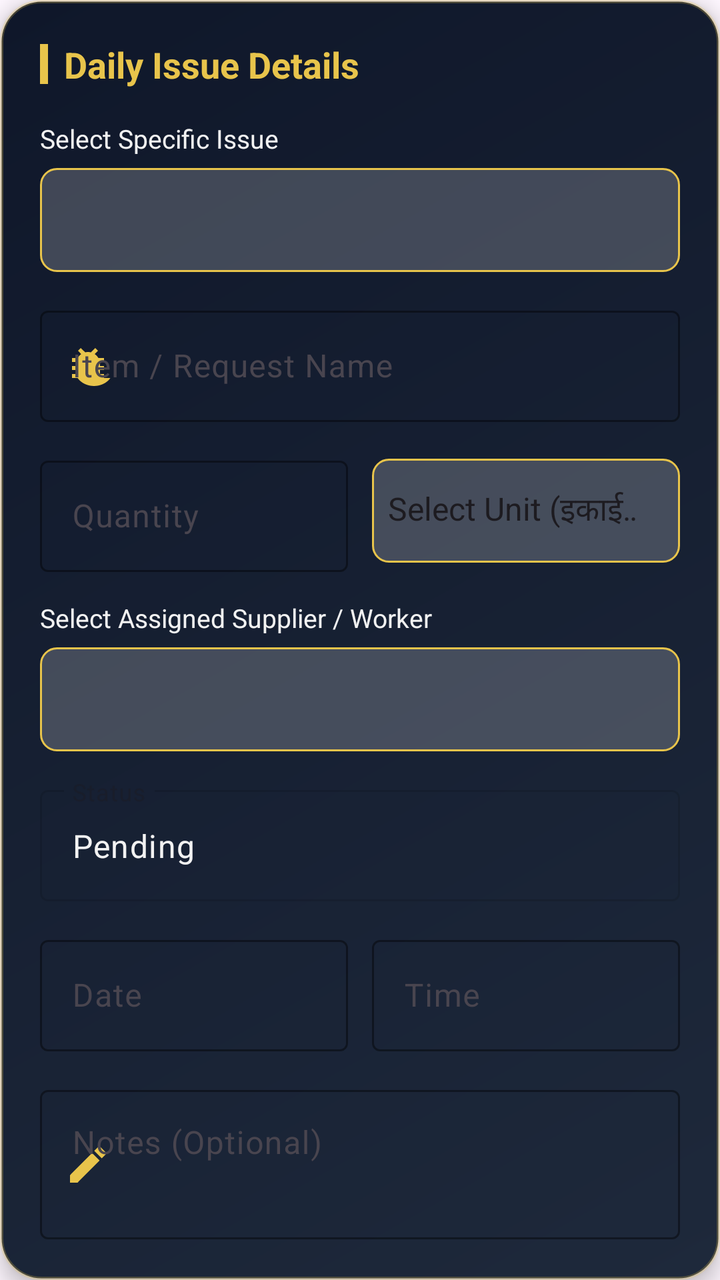
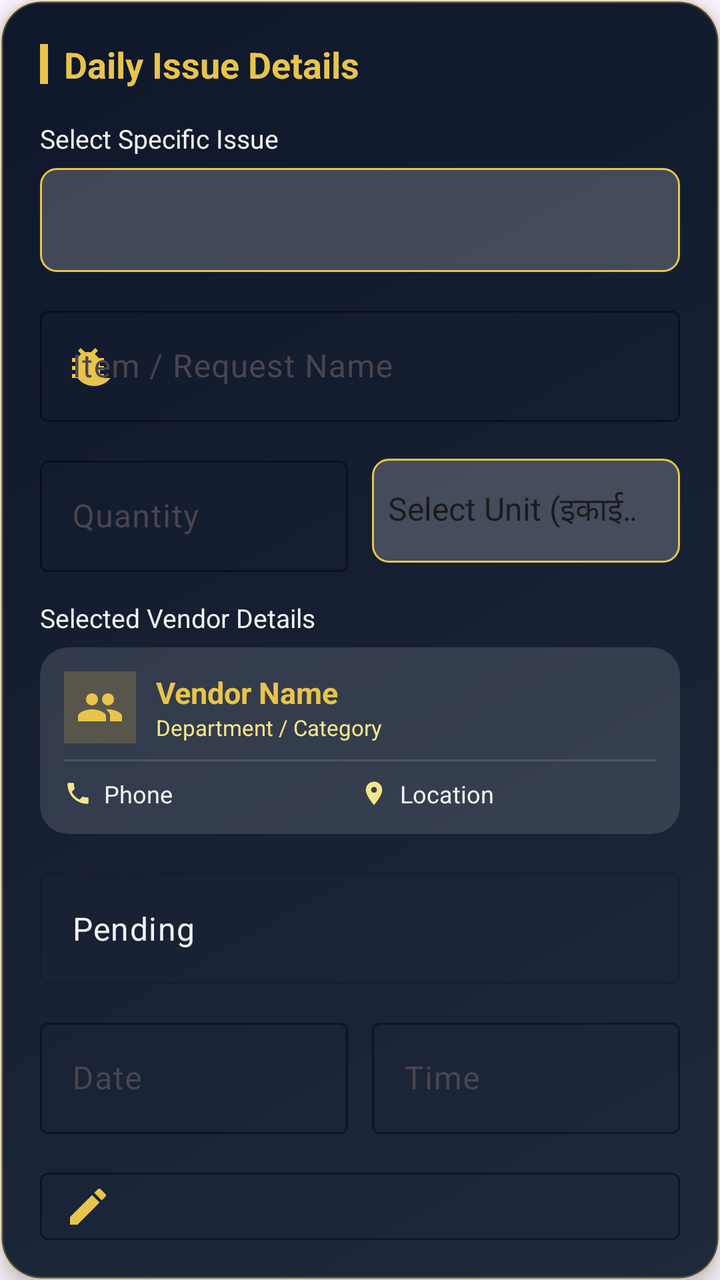

An Android layout rendered at two revisions. The XML below is the earlier revision; the diff shows what the commit changed to produce the second picture.
<!-- AndroidManifest.xml: application theme Theme.SevaSarthi -->
<!-- res/layout/dialog_daily_item_detail.xml -->
<?xml version="1.0" encoding="utf-8"?>
<androidx.cardview.widget.CardView xmlns:android="http://schemas.android.com/apk/res/android"
    xmlns:app="http://schemas.android.com/apk/res-auto"
    android:layout_width="match_parent"
    android:layout_height="wrap_content"
    app:cardBackgroundColor="@android:color/transparent"
    app:cardCornerRadius="20dp"
    app:cardElevation="6dp">

    <LinearLayout
        android:id="@+id/formLayout"
        android:layout_width="match_parent"
        android:layout_height="wrap_content"
        android:background="@drawable/card_bg_founder_header"
        android:orientation="vertical"
        android:padding="20dp">

        <LinearLayout
            android:layout_width="match_parent"
            android:layout_height="wrap_content"
            android:layout_marginBottom="16dp"
            android:gravity="center_vertical"
            android:orientation="horizontal">

            <View
                android:layout_width="4dp"
                android:layout_height="20dp"
                android:layout_marginEnd="8dp"
                android:background="@color/logo_gold" />

            <TextView
                android:id="@+id/tvFormTitle"
                android:layout_width="0dp"
                android:layout_height="wrap_content"
                android:layout_weight="1"
                android:text="Daily Issue Details"
                android:textColor="@color/logo_gold"
                android:textSize="18sp"
                android:textStyle="bold" />
        </LinearLayout>

        
        <TextView
            android:layout_width="wrap_content"
            android:layout_height="wrap_content"
            android:layout_marginBottom="6dp"
            android:text="Select Specific Issue"
            android:textColor="@color/logo_white"
            android:textSize="13sp" />

        <Spinner
            android:id="@+id/spinnerCategory"
            android:layout_width="match_parent"
            android:layout_height="52dp"
            android:background="@drawable/spinner_background"
            android:popupBackground="@drawable/spinner_dropdown_bg" />

        
        <com.google.android.material.textfield.TextInputLayout
            style="@style/Widget.Material3.TextInputLayout.OutlinedBox"
            android:layout_width="match_parent"
            android:layout_height="wrap_content"
            android:layout_marginTop="14dp"
            android:hint="Item / Request Name"
            app:boxStrokeColor="@color/logo_gold"
            app:hintTextColor="@color/logo_gold_light"
            app:startIconDrawable="@drawable/ic_issue"
            app:startIconTint="@color/logo_gold">

            <com.google.android.material.textfield.TextInputEditText
                android:id="@+id/etItemName"
                android:layout_width="match_parent"
                android:layout_height="wrap_content"
                android:textColor="@color/logo_white" />
        </com.google.android.material.textfield.TextInputLayout>

        
        <LinearLayout
            android:id="@+id/layoutWaterSupplyFields"
            android:layout_width="match_parent"
            android:layout_height="wrap_content"
            android:layout_marginTop="14dp"
            android:orientation="horizontal"
            android:visibility="gone">

            <com.google.android.material.textfield.TextInputLayout
                style="@style/Widget.Material3.TextInputLayout.OutlinedBox"
                android:layout_width="0dp"
                android:layout_height="wrap_content"
                android:layout_marginEnd="6dp"
                android:layout_weight="1"
                android:hint="Number of Days"
                app:boxStrokeColor="@color/logo_gold"
                app:hintTextColor="@color/logo_gold_light">

                <com.google.android.material.textfield.TextInputEditText
                    android:id="@+id/etNumberOfDays"
                    android:layout_width="match_parent"
                    android:layout_height="wrap_content"
                    android:inputType="number"
                    android:textColor="@color/logo_white" />
            </com.google.android.material.textfield.TextInputLayout>

            <com.google.android.material.textfield.TextInputLayout
                style="@style/Widget.Material3.TextInputLayout.OutlinedBox"
                android:layout_width="0dp"
                android:layout_height="wrap_content"
                android:layout_marginStart="6dp"
                android:layout_weight="1"
                android:hint="Items Per Day"
                app:boxStrokeColor="@color/logo_gold"
                app:hintTextColor="@color/logo_gold_light">

                <com.google.android.material.textfield.TextInputEditText
                    android:id="@+id/etItemsPerDay"
                    android:layout_width="match_parent"
                    android:layout_height="wrap_content"
                    android:inputType="number"
                    android:textColor="@color/logo_white" />
            </com.google.android.material.textfield.TextInputLayout>
        </LinearLayout>

        
        <LinearLayout
            android:layout_width="match_parent"
            android:layout_height="wrap_content"
            android:layout_marginTop="14dp"
            android:gravity="center_vertical"
            android:orientation="horizontal">

            <com.google.android.material.textfield.TextInputLayout
                style="@style/Widget.Material3.TextInputLayout.OutlinedBox"
                android:layout_width="0dp"
                android:layout_height="wrap_content"
                android:layout_marginEnd="6dp"
                android:layout_weight="1"
                android:hint="Quantity"
                app:boxStrokeColor="@color/logo_gold"
                app:hintTextColor="@color/logo_gold_light">

                <com.google.android.material.textfield.TextInputEditText
                    android:id="@+id/etQuantity"
                    android:layout_width="match_parent"
                    android:layout_height="wrap_content"
                    android:inputType="numberDecimal"
                    android:textColor="@color/logo_white" />
            </com.google.android.material.textfield.TextInputLayout>

            <Spinner
                android:id="@+id/spinnerUnit"
                android:layout_width="0dp"
                android:layout_height="52dp"
                android:layout_marginStart="6dp"
                android:layout_weight="1"
                android:background="@drawable/spinner_background"
                android:entries="@array/measurement_units"
                android:popupBackground="@drawable/spinner_dropdown_bg" />
        </LinearLayout>

        
        <TextView
            android:layout_width="wrap_content"
            android:layout_height="wrap_content"
            android:layout_marginTop="14dp"
            android:layout_marginBottom="6dp"
            android:text="Select Assigned Supplier / Worker"
            android:textColor="@color/logo_white"
            android:textSize="13sp" />

        <Spinner
            android:id="@+id/spinnerSupplier"
            android:layout_width="match_parent"
            android:layout_height="52dp"
            android:background="@drawable/spinner_background"
            android:popupBackground="@drawable/spinner_dropdown_bg" />

        
        <com.google.android.material.textfield.TextInputLayout
            style="@style/Widget.Material3.TextInputLayout.OutlinedBox"
            android:layout_width="match_parent"
            android:layout_height="wrap_content"
            android:layout_marginTop="14dp"
            android:enabled="false"
            android:hint="Status"
            app:boxStrokeColor="@color/logo_gold"
            app:hintTextColor="@color/logo_gold_light">

            <com.google.android.material.textfield.TextInputEditText
                android:id="@+id/etStatus"
                android:layout_width="match_parent"
                android:layout_height="wrap_content"
                android:editable="false"
                android:text="Pending"
                android:textColor="@color/logo_white" />
        </com.google.android.material.textfield.TextInputLayout>

        
        <LinearLayout
            android:layout_width="match_parent"
            android:layout_height="wrap_content"
            android:layout_marginTop="14dp"
            android:orientation="horizontal">

            <com.google.android.material.textfield.TextInputLayout
                style="@style/Widget.Material3.TextInputLayout.OutlinedBox"
                android:layout_width="0dp"
                android:layout_height="wrap_content"
                android:layout_marginEnd="6dp"
                android:layout_weight="1"
                android:hint="Date"
                app:boxStrokeColor="@color/logo_gold"
                app:hintTextColor="@color/logo_gold_light">

                <com.google.android.material.textfield.TextInputEditText
                    android:id="@+id/imgCalender"
                    android:layout_width="match_parent"
                    android:layout_height="wrap_content"
                    android:focusable="false"
                    android:textColor="@color/logo_white" />
            </com.google.android.material.textfield.TextInputLayout>

            <com.google.android.material.textfield.TextInputLayout
                style="@style/Widget.Material3.TextInputLayout.OutlinedBox"
                android:layout_width="0dp"
                android:layout_height="wrap_content"
                android:layout_marginStart="6dp"
                android:layout_weight="1"
                android:hint="Time"
                app:boxStrokeColor="@color/logo_gold"
                app:hintTextColor="@color/logo_gold_light">

                <com.google.android.material.textfield.TextInputEditText
                    android:id="@+id/etTime"
                    android:layout_width="match_parent"
                    android:layout_height="wrap_content"
                    android:focusable="false"
                    android:textColor="@color/logo_white" />
            </com.google.android.material.textfield.TextInputLayout>
        </LinearLayout>

        
        <com.google.android.material.textfield.TextInputLayout
            style="@style/Widget.Material3.TextInputLayout.OutlinedBox"
            android:layout_width="match_parent"
            android:layout_height="wrap_content"
            android:layout_marginTop="14dp"
            android:hint="Notes (Optional)"
            app:boxStrokeColor="@color/logo_gold"
            app:hintTextColor="@color/logo_gold_light"
            app:startIconDrawable="@drawable/ic_edit"
            app:startIconTint="@color/logo_gold">

            <com.google.android.material.textfield.TextInputEditText
                android:id="@+id/etNotes"
                android:layout_width="match_parent"
                android:layout_height="wrap_content"
                android:gravity="top"
                android:minLines="2"
                android:textColor="@color/logo_white" />
        </com.google.android.material.textfield.TextInputLayout>

        
        <LinearLayout
            android:layout_width="match_parent"
            android:layout_height="wrap_content"
            android:layout_marginTop="20dp"
            android:orientation="horizontal">

            <com.google.android.material.button.MaterialButton
                android:id="@+id/btnUpdateItem"
                android:layout_width="0dp"
                android:layout_height="52dp"
                android:layout_marginEnd="6dp"
                android:layout_weight="1"
                android:text="REGISTER DAILY ISSUE"
                android:textColor="@color/logo_dark_blue"
                android:textSize="14sp"
                android:textStyle="bold"
                app:backgroundTint="@color/logo_gold"
                app:cornerRadius="16dp"
                app:elevation="6dp" />

            <com.google.android.material.button.MaterialButton
                android:id="@+id/btnCloseItem"
                style="@style/Widget.Material3.Button.OutlinedButton"
                android:layout_width="0dp"
                android:layout_height="52dp"
                android:layout_marginStart="6dp"
                android:layout_weight="1"
                android:text="Close"
                android:textColor="@color/logo_white"
                android:textSize="14sp"
                app:cornerRadius="16dp"
                app:strokeColor="#40FFFFFF" />
        </LinearLayout>
    </LinearLayout>
</androidx.cardview.widget.CardView>
<!-- resources referenced by this layout -->
<resources>
  <color name="logo_dark_blue">#00093A</color>
  <color name="logo_gold">#E8C44B</color>
  <color name="logo_gold_light">#F5E58A</color>
  <color name="logo_white">#F2F2F2</color>
  <!-- drawable card_bg_founder_header (drawable) -->
  <?xml version="1.0" encoding="utf-8"?>
  <shape xmlns:android="http://schemas.android.com/apk/res/android"
      android:shape="rectangle">
      <gradient
          android:angle="135"
          android:endColor="#0F172A"
          android:startColor="#1E293B"
          android:type="linear" />
      <corners android:radius="20dp" />
      <stroke
          android:width="1.5dp"
          android:color="#40E8C44B" />
  </shape>
  <!-- drawable spinner_background (drawable) -->
  <?xml version="1.0" encoding="utf-8"?>
  <shape xmlns:android="http://schemas.android.com/apk/res/android">
      <solid android:color="#33FFFFFF" />
      <stroke
          android:width="1dp"
          android:color="@color/logo_gold" />
      <corners android:radius="8dp" />
  </shape>
  <!-- drawable spinner_dropdown_bg (drawable) -->
  <?xml version="1.0" encoding="utf-8"?>
  <shape xmlns:android="http://schemas.android.com/apk/res/android">
      <solid android:color="#1A2A5E" />
      <stroke
          android:width="1dp"
          android:color="@color/logo_gold" />
      <corners android:radius="8dp" />
  </shape>
  <color name="logo_orange">#F48A11</color>
  <style name="WindowAnimationTransition">
          <item name="android:activityOpenEnterAnimation">@anim/slide_in_right</item>
          <item name="android:activityOpenExitAnimation">@anim/slide_out_left</item>
          <item name="android:activityCloseEnterAnimation">@anim/slide_in_left</item>
          <item name="android:activityCloseExitAnimation">@anim/slide_out_right</item>
      </style>
  <!-- unchanged entries left out for length: 4 -->
</resources>

<!-- the commit's change to res/layout/dialog_daily_item_detail.xml (unified diff, before → after) -->
@@ -163,16 +163,111 @@
             android:layout_height="wrap_content"
             android:layout_marginTop="14dp"
             android:layout_marginBottom="6dp"
-            android:text="Select Assigned Supplier / Worker"
+            android:text="Selected Vendor Details"
             android:textColor="@color/logo_white"
             android:textSize="13sp" />
 
-        <Spinner
-            android:id="@+id/spinnerSupplier"
-            android:layout_width="match_parent"
-            android:layout_height="52dp"
-            android:background="@drawable/spinner_background"
-            android:popupBackground="@drawable/spinner_dropdown_bg" />
+        <androidx.cardview.widget.CardView
+            android:id="@+id/cardSelectedVendor"
+            android:layout_width="match_parent"
+            android:layout_height="wrap_content"
+            app:cardBackgroundColor="#20FFFFFF"
+            app:cardCornerRadius="14dp"
+            app:cardElevation="0dp">
+
+            <LinearLayout
+                android:layout_width="match_parent"
+                android:layout_height="wrap_content"
+                android:orientation="vertical"
+                android:padding="12dp">
+
+                <LinearLayout
+                    android:layout_width="match_parent"
+                    android:layout_height="wrap_content"
+                    android:gravity="center_vertical"
+                    android:orientation="horizontal">
+
+                    <ImageView
+                        android:layout_width="36dp"
+                        android:layout_height="36dp"
+                        android:background="#33E8C44B"
+                        android:padding="6dp"
+                        android:src="@drawable/ic_worker"
+                        app:tint="@color/logo_gold" />
+
+                    <LinearLayout
+                        android:layout_width="0dp"
+                        android:layout_height="wrap_content"
+                        android:layout_marginStart="10dp"
+                        android:layout_weight="1"
+                        android:orientation="vertical">
+
+                        <TextView
+                            android:id="@+id/tvVendorName"
+                            android:layout_width="wrap_content"
+                            android:layout_height="wrap_content"
+                            android:text="Vendor Name"
+                            android:textColor="@color/logo_gold"
+                            android:textSize="15sp"
+                            android:textStyle="bold" />
+
+                        <TextView
+                            android:id="@+id/tvVendorDepartment"
+                            android:layout_width="wrap_content"
+                            android:layout_height="wrap_content"
+                            android:text="Department / Category"
+                            android:textColor="@color/logo_gold_light"
+                            android:textSize="11sp" />
+                    </LinearLayout>
+                </LinearLayout>
+
+                <View
+                    android:layout_width="match_parent"
+                    android:layout_height="1dp"
+                    android:layout_marginVertical="8dp"
+                    android:background="#1EFFFFFF" />
+
+                <LinearLayout
+                    android:layout_width="match_parent"
+                    android:layout_height="wrap_content"
+                    android:gravity="center_vertical"
+                    android:orientation="horizontal">
+
+                    <ImageView
+                        android:layout_width="14dp"
+                        android:layout_height="14dp"
+                        android:layout_marginEnd="6dp"
+                        android:src="@drawable/ic_phone"
+                        app:tint="@color/logo_gold_light" />
+
+                    <TextView
+                        android:id="@+id/tvVendorPhone"
+                        android:layout_width="0dp"
+                        android:layout_height="wrap_content"
+                        android:layout_weight="1"
+                        android:text="Phone"
+                        android:textColor="@color/logo_white"
+                        android:textSize="12sp" />
+
+                    <ImageView
+                        android:layout_width="14dp"
+                        android:layout_height="14dp"
+                        android:layout_marginEnd="6dp"
+                        android:src="@drawable/ic_location"
+                        app:tint="@color/logo_gold_light" />
+
+                    <TextView
+                        android:id="@+id/tvVendorLocation"
+                        android:layout_width="0dp"
+                        android:layout_height="wrap_content"
+                        android:layout_weight="1"
+                        android:text="Location"
+                        android:textColor="@color/logo_white"
+                        android:textSize="12sp" />
+                </LinearLayout>
+
+            </LinearLayout>
+        </androidx.cardview.widget.CardView>
 
         
         <com.google.android.material.textfield.TextInputLayout
<!-- resource entries referenced after the edit -->
@@ -18,6 +18,39 @@
           android:width="1.5dp"
           android:color="#40E8C44B" />
   </shape>
+  <!-- drawable ic_location (drawable) -->
+  <?xml version="1.0" encoding="utf-8"?>
+  <vector xmlns:android="http://schemas.android.com/apk/res/android"
+      android:width="24dp"
+      android:height="24dp"
+      android:viewportWidth="24"
+      android:viewportHeight="24">
+      <path
+          android:fillColor="#F2F2F2"
+          android:pathData="M12,2C8.13,2 5,5.13 5,9c0,5.25 7,13 7,13s7,-7.75 7,-13c0,-3.87 -3.13,-7 -7,-7zM12,11.5c-1.38,0 -2.5,-1.12 -2.5,-2.5s1.12,-2.5 2.5,-2.5 2.5,1.12 2.5,2.5 -1.12,2.5 -2.5,2.5z"/>
+  </vector>
+  <!-- drawable ic_phone (drawable) -->
+  <?xml version="1.0" encoding="utf-8"?>
+  <vector xmlns:android="http://schemas.android.com/apk/res/android"
+      android:width="24dp"
+      android:height="24dp"
+      android:viewportWidth="24"
+      android:viewportHeight="24">
+      <path
+          android:fillColor="@color/logo_dark_blue"
+          android:pathData="M6.62,10.79c1.44,2.83 3.76,5.14 6.59,6.59l2.2,-2.2c0.27,-0.27 0.67,-0.36 1.02,-0.24 1.12,0.37 2.33,0.57 3.57,0.57 0.55,0 1,0.45 1,1V20c0,0.55 -0.45,1 -1,1 -9.39,0 -17,-7.61 -17,-17 0,-0.55 0.45,-1 1,-1h3.5c0.55,0 1,0.45 1,1 0,1.25 0.2,2.45 0.57,3.57 0.11,0.35 0.03,0.74 -0.25,1.02l-2.2,2.2z"/>
+  </vector>
+  <!-- drawable ic_worker (drawable) -->
+  <?xml version="1.0" encoding="utf-8"?>
+  <vector xmlns:android="http://schemas.android.com/apk/res/android"
+      android:width="48dp"
+      android:height="48dp"
+      android:viewportWidth="24"
+      android:viewportHeight="24">
+      <path
+          android:fillColor="#58D51A"
+          android:pathData="M16,11c1.66,0 2.99,-1.34 2.99,-3S17.66,5 16,5c-1.66,0 -3,1.34 -3,3s1.34,3 3,3zM8,11c1.66,0 2.99,-1.34 2.99,-3S9.66,5 8,5C6.34,5 5,6.34 5,8s1.34,3 3,3zM8,13c-2.33,0 -7,1.17 -7,3.5V19h14v-2.5c0,-2.33 -4.67,-3.5 -7,-3.5zM16,13c-0.29,0 -0.62,0.02 -1,0.05 1.16,0.84 2,1.87 2,3.45V19h6v-2.5c0,-2.33 -4.67,-3.5 -7,-3.5z"/>
+  </vector>
   <!-- drawable spinner_background (drawable) -->
   <?xml version="1.0" encoding="utf-8"?>
   <shape xmlns:android="http://schemas.android.com/apk/res/android">
